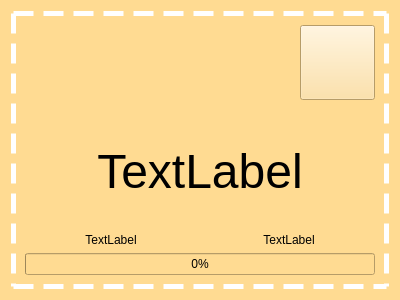
This is basicquiz.ui in zxjorge/EDApp as Qt 5 draws it before an edit. The edited form follows.
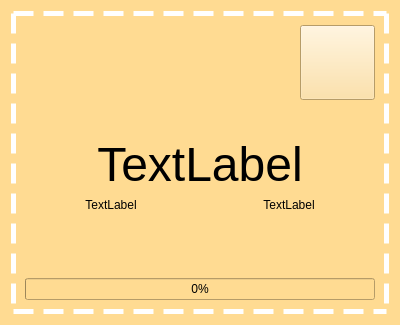
This is the edited form. Icons and pictures are not drawn.

The edit to the form file:
```diff
--- a/basicquiz.ui
+++ b/basicquiz.ui
@@ -7,7 +7,7 @@
     <x>0</x>
     <y>0</y>
     <width>400</width>
-    <height>300</height>
+    <height>325</height>
    </rect>
   </property>
   <property name="windowTitle">
@@ -92,30 +92,14 @@
        <layout class="QHBoxLayout" name="horizontalLayout">
         <item>
          <layout class="QVBoxLayout" name="verticalLayout_3">
-          <item>
-           <widget class="QPushButton" name="flag2">
-            <property name="sizePolicy">
-             <sizepolicy hsizetype="Minimum" vsizetype="Maximum">
-              <horstretch>0</horstretch>
-              <verstretch>0</verstretch>
-             </sizepolicy>
-            </property>
-            <property name="text">
-             <string/>
-            </property>
-            <property name="iconSize">
-             <size>
-              <width>500</width>
-              <height>500</height>
-             </size>
-            </property>
-            <property name="flat">
-             <bool>true</bool>
-            </property>
-           </widget>
-          </item>
           <item>
            <widget class="QLabel" name="flag2Name">
+            <property name="sizePolicy">
+             <sizepolicy hsizetype="Preferred" vsizetype="Maximum">
+              <horstretch>0</horstretch>
+              <verstretch>0</verstretch>
+             </sizepolicy>
+            </property>
             <property name="text">
              <string>TextLabel</string>
             </property>
@@ -124,34 +108,53 @@
             </property>
            </widget>
           </item>
+          <item>
+           <widget class="QPushButton" name="flag2">
+            <property name="sizePolicy">
+             <sizepolicy hsizetype="Minimum" vsizetype="Maximum">
+              <horstretch>0</horstretch>
+              <verstretch>0</verstretch>
+             </sizepolicy>
+            </property>
+            <property name="text">
+             <string/>
+            </property>
+            <property name="iconSize">
+             <size>
+              <width>500</width>
+              <height>500</height>
+             </size>
+            </property>
+            <property name="flat">
+             <bool>true</bool>
+            </property>
+           </widget>
+          </item>
+          <item>
+           <spacer name="verticalSpacer_2">
+            <property name="orientation">
+             <enum>Qt::Vertical</enum>
+            </property>
+            <property name="sizeHint" stdset="0">
+             <size>
+              <width>20</width>
+              <height>40</height>
+             </size>
+            </property>
+           </spacer>
+          </item>
          </layout>
         </item>
         <item>
          <layout class="QVBoxLayout" name="verticalLayout_4">
-          <item>
-           <widget class="QPushButton" name="flag1">
-            <property name="sizePolicy">
-             <sizepolicy hsizetype="Minimum" vsizetype="Maximum">
-              <horstretch>0</horstretch>
-              <verstretch>0</verstretch>
-             </sizepolicy>
-            </property>
-            <property name="text">
-             <string/>
-            </property>
-            <property name="iconSize">
-             <size>
-              <width>500</width>
-              <height>500</height>
-             </size>
-            </property>
-            <property name="flat">
-             <bool>true</bool>
-            </property>
-           </widget>
-          </item>
           <item>
            <widget class="QLabel" name="flag1Name">
+            <property name="sizePolicy">
+             <sizepolicy hsizetype="Preferred" vsizetype="Maximum">
+              <horstretch>0</horstretch>
+              <verstretch>0</verstretch>
+             </sizepolicy>
+            </property>
             <property name="text">
              <string>TextLabel</string>
             </property>
@@ -160,6 +163,41 @@
             </property>
            </widget>
           </item>
+          <item>
+           <widget class="QPushButton" name="flag1">
+            <property name="sizePolicy">
+             <sizepolicy hsizetype="Minimum" vsizetype="Maximum">
+              <horstretch>0</horstretch>
+              <verstretch>0</verstretch>
+             </sizepolicy>
+            </property>
+            <property name="text">
+             <string/>
+            </property>
+            <property name="iconSize">
+             <size>
+              <width>500</width>
+              <height>500</height>
+             </size>
+            </property>
+            <property name="flat">
+             <bool>true</bool>
+            </property>
+           </widget>
+          </item>
+          <item>
+           <spacer name="verticalSpacer_3">
+            <property name="orientation">
+             <enum>Qt::Vertical</enum>
+            </property>
+            <property name="sizeHint" stdset="0">
+             <size>
+              <width>20</width>
+              <height>40</height>
+             </size>
+            </property>
+           </spacer>
+          </item>
          </layout>
         </item>
        </layout>
```
